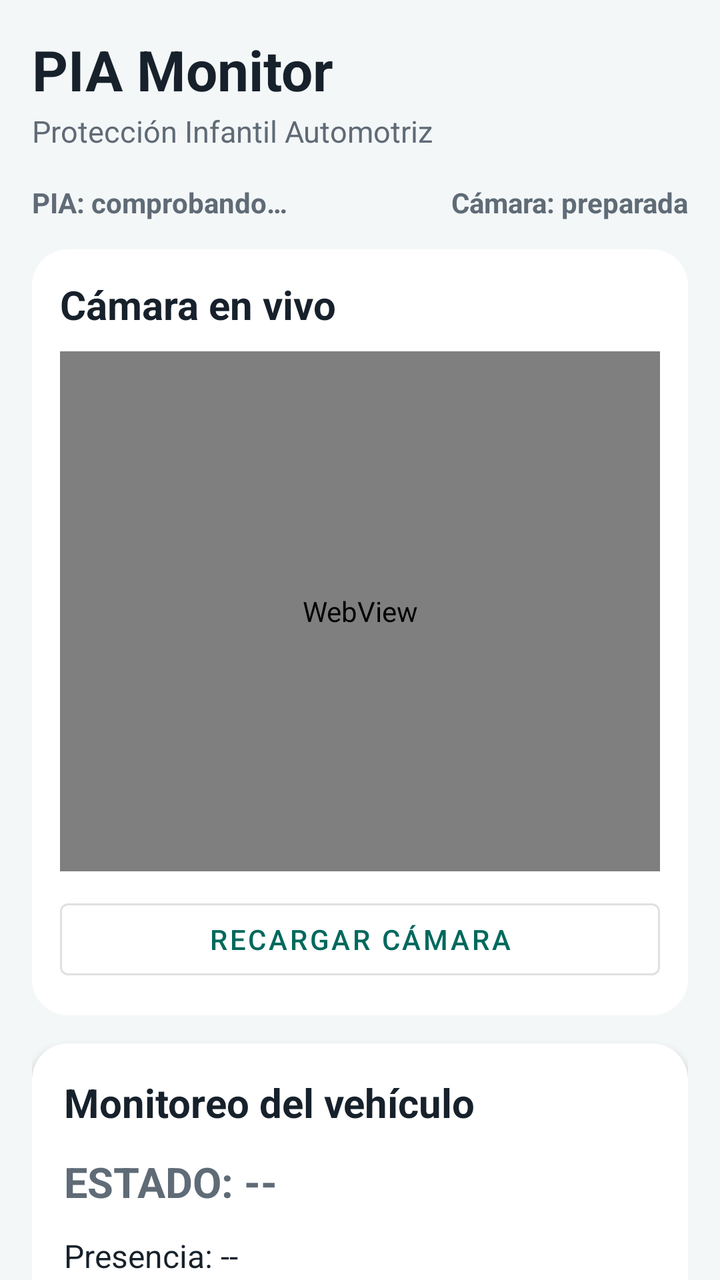
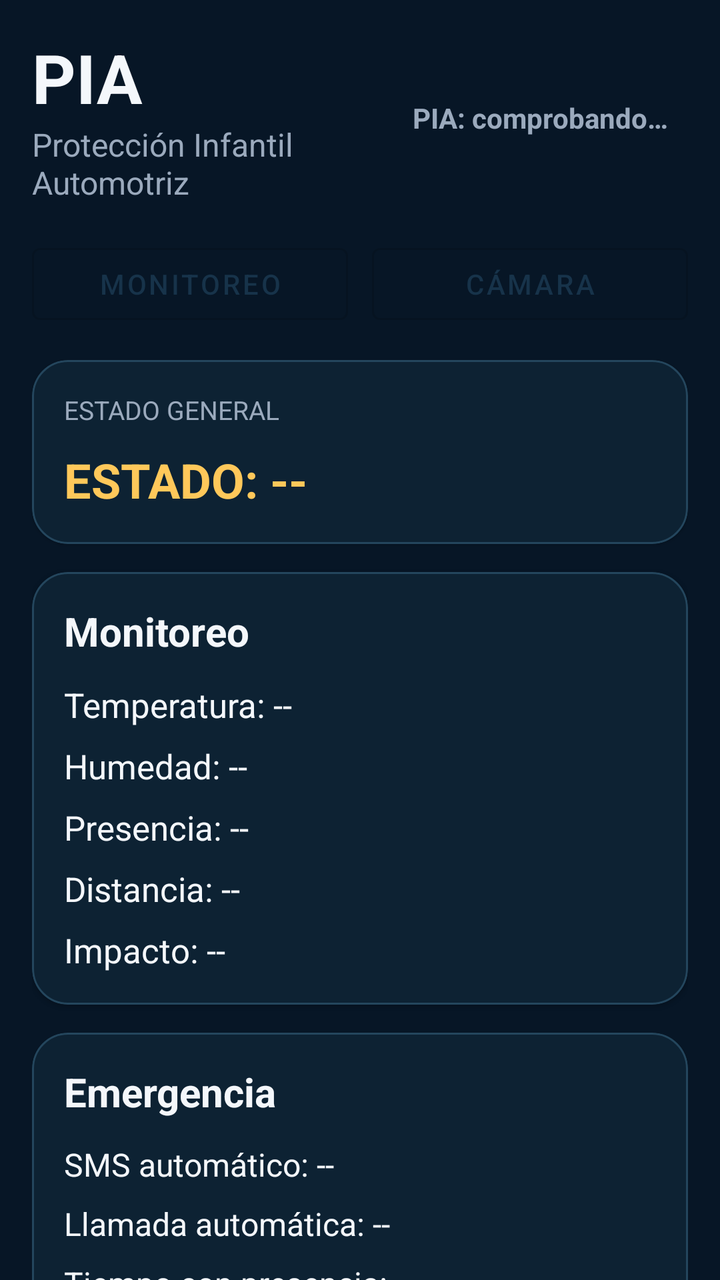

The first picture is an Android layout as it rendered before a commit; the second is the same layout after the commit. The layout source and the unified diff follow.
<!-- AndroidManifest.xml: application theme Theme.PIAMonitor -->
<!-- res/layout/activity_main.xml -->
<?xml version="1.0" encoding="utf-8"?>
<androidx.core.widget.NestedScrollView xmlns:android="http://schemas.android.com/apk/res/android"
    xmlns:app="http://schemas.android.com/apk/res-auto"
    android:layout_width="match_parent"
    android:layout_height="match_parent"
    android:background="@color/pia_background"
    android:fillViewport="true">

    <LinearLayout
        android:layout_width="match_parent"
        android:layout_height="wrap_content"
        android:orientation="vertical"
        android:padding="16dp">

        <TextView
            android:layout_width="wrap_content"
            android:layout_height="wrap_content"
            android:text="@string/app_name"
            android:textColor="@color/pia_text"
            android:textSize="28sp"
            android:textStyle="bold" />

        <TextView
            android:layout_width="wrap_content"
            android:layout_height="wrap_content"
            android:layout_marginTop="2dp"
            android:text="@string/app_subtitle"
            android:textColor="@color/pia_muted"
            android:textSize="15sp" />

        <LinearLayout
            android:layout_width="match_parent"
            android:layout_height="wrap_content"
            android:layout_marginTop="16dp"
            android:orientation="horizontal">

            <TextView
                android:id="@+id/tvPiaConnection"
                android:layout_width="0dp"
                android:layout_height="wrap_content"
                android:layout_weight="1"
                android:text="PIA: comprobando…"
                android:textColor="@color/pia_muted"
                android:textStyle="bold" />

            <TextView
                android:id="@+id/tvCameraConnection"
                android:layout_width="0dp"
                android:layout_height="wrap_content"
                android:layout_weight="1"
                android:gravity="end"
                android:text="Cámara: preparada"
                android:textColor="@color/pia_muted"
                android:textStyle="bold" />
        </LinearLayout>

        <com.google.android.material.card.MaterialCardView
            android:layout_width="match_parent"
            android:layout_height="wrap_content"
            android:layout_marginTop="14dp"
            app:cardCornerRadius="18dp"
            app:cardElevation="2dp">

            <LinearLayout
                android:layout_width="match_parent"
                android:layout_height="wrap_content"
                android:orientation="vertical"
                android:padding="14dp">

                <TextView
                    android:layout_width="wrap_content"
                    android:layout_height="wrap_content"
                    android:text="@string/camera_title"
                    android:textColor="@color/pia_text"
                    android:textSize="20sp"
                    android:textStyle="bold" />

                <WebView
                    android:id="@+id/webCamera"
                    android:layout_width="match_parent"
                    android:layout_height="260dp"
                    android:layout_marginTop="10dp"
                    android:background="#101010" />

                <com.google.android.material.button.MaterialButton
                    android:id="@+id/btnReloadCamera"
                    style="@style/Widget.MaterialComponents.Button.OutlinedButton"
                    android:layout_width="match_parent"
                    android:layout_height="wrap_content"
                    android:layout_marginTop="10dp"
                    android:text="@string/camera_reload" />
            </LinearLayout>
        </com.google.android.material.card.MaterialCardView>

        <com.google.android.material.card.MaterialCardView
            android:layout_width="match_parent"
            android:layout_height="wrap_content"
            android:layout_marginTop="14dp"
            app:cardCornerRadius="18dp"
            app:cardElevation="2dp">

            <LinearLayout
                android:layout_width="match_parent"
                android:layout_height="wrap_content"
                android:orientation="vertical"
                android:padding="16dp">

                <TextView
                    android:layout_width="wrap_content"
                    android:layout_height="wrap_content"
                    android:text="@string/status_title"
                    android:textColor="@color/pia_text"
                    android:textSize="20sp"
                    android:textStyle="bold" />

                <TextView
                    android:id="@+id/tvGeneralState"
                    android:layout_width="match_parent"
                    android:layout_height="wrap_content"
                    android:layout_marginTop="12dp"
                    android:text="ESTADO: --"
                    android:textColor="@color/pia_muted"
                    android:textSize="21sp"
                    android:textStyle="bold" />

                <TextView
                    android:id="@+id/tvPresence"
                    android:layout_width="match_parent"
                    android:layout_height="wrap_content"
                    android:layout_marginTop="12dp"
                    android:text="Presencia: --"
                    android:textColor="@color/pia_text"
                    android:textSize="16sp" />

                <TextView
                    android:id="@+id/tvDistance"
                    android:layout_width="match_parent"
                    android:layout_height="wrap_content"
                    android:layout_marginTop="8dp"
                    android:text="Distancia: --"
                    android:textColor="@color/pia_text"
                    android:textSize="16sp" />

                <TextView
                    android:id="@+id/tvTemperature"
                    android:layout_width="match_parent"
                    android:layout_height="wrap_content"
                    android:layout_marginTop="8dp"
                    android:text="Temperatura: --"
                    android:textColor="@color/pia_text"
                    android:textSize="16sp" />

                <TextView
                    android:id="@+id/tvHumidity"
                    android:layout_width="match_parent"
                    android:layout_height="wrap_content"
                    android:layout_marginTop="8dp"
                    android:text="Humedad: --"
                    android:textColor="@color/pia_text"
                    android:textSize="16sp" />

                <TextView
                    android:id="@+id/tvImpact"
                    android:layout_width="match_parent"
                    android:layout_height="wrap_content"
                    android:layout_marginTop="8dp"
                    android:text="Impacto: --"
                    android:textColor="@color/pia_text"
                    android:textSize="16sp" />

                <TextView
                    android:id="@+id/tvSms"
                    android:layout_width="match_parent"
                    android:layout_height="wrap_content"
                    android:layout_marginTop="8dp"
                    android:text="SMS automático: --"
                    android:textColor="@color/pia_text"
                    android:textSize="16sp" />

                <TextView
                    android:id="@+id/tvCall"
                    android:layout_width="match_parent"
                    android:layout_height="wrap_content"
                    android:layout_marginTop="8dp"
                    android:text="Llamada automática: --"
                    android:textColor="@color/pia_text"
                    android:textSize="16sp" />

                <TextView
                    android:id="@+id/tvPresenceTime"
                    android:layout_width="match_parent"
                    android:layout_height="wrap_content"
                    android:layout_marginTop="8dp"
                    android:text="Tiempo con presencia: --"
                    android:textColor="@color/pia_text"
                    android:textSize="16sp" />

                <TextView
                    android:id="@+id/tvCallCountdown"
                    android:layout_width="match_parent"
                    android:layout_height="wrap_content"
                    android:layout_marginTop="8dp"
                    android:text="Llamada automática en: --"
                    android:textColor="@color/pia_text"
                    android:textSize="16sp" />

                <TextView
                    android:id="@+id/tvNetworkInfo"
                    android:layout_width="match_parent"
                    android:layout_height="wrap_content"
                    android:layout_marginTop="12dp"
                    android:text="Red PIA: --"
                    android:textColor="@color/pia_muted"
                    android:textSize="13sp" />
            </LinearLayout>
        </com.google.android.material.card.MaterialCardView>

        <com.google.android.material.card.MaterialCardView
            android:layout_width="match_parent"
            android:layout_height="wrap_content"
            android:layout_marginTop="14dp"
            app:cardCornerRadius="18dp"
            app:cardElevation="2dp">

            <LinearLayout
                android:layout_width="match_parent"
                android:layout_height="wrap_content"
                android:orientation="vertical"
                android:padding="14dp">

                <LinearLayout
                    android:layout_width="match_parent"
                    android:layout_height="wrap_content"
                    android:orientation="horizontal">

                    <com.google.android.material.button.MaterialButton
                        android:id="@+id/btnSendSms"
                        android:layout_width="0dp"
                        android:layout_height="wrap_content"
                        android:layout_marginEnd="6dp"
                        android:layout_weight="1"
                        android:text="@string/send_sms" />

                    <com.google.android.material.button.MaterialButton
                        android:id="@+id/btnCall"
                        android:layout_width="0dp"
                        android:layout_height="wrap_content"
                        android:layout_marginStart="6dp"
                        android:layout_weight="1"
                        android:text="@string/call" />
                </LinearLayout>

                <com.google.android.material.button.MaterialButton
                    android:id="@+id/btnReset"
                    style="@style/Widget.MaterialComponents.Button.OutlinedButton"
                    android:layout_width="match_parent"
                    android:layout_height="wrap_content"
                    android:layout_marginTop="8dp"
                    android:text="@string/reset_alerts" />

                <com.google.android.material.button.MaterialButton
                    android:id="@+id/btnSettings"
                    style="@style/Widget.MaterialComponents.Button.TextButton"
                    android:layout_width="match_parent"
                    android:layout_height="wrap_content"
                    android:layout_marginTop="4dp"
                    android:text="@string/settings" />
            </LinearLayout>
        </com.google.android.material.card.MaterialCardView>

    </LinearLayout>
</androidx.core.widget.NestedScrollView>
<!-- resources referenced by this layout -->
<resources>
  <color name="pia_background">#F4F7F8</color>
  <color name="pia_muted">#5F6B76</color>
  <color name="pia_text">#17212B</color>
  <string name="app_name">PIA Monitor</string>
  <string name="app_subtitle">Protección Infantil Automotriz</string>
  <string name="call">Llamar</string>
  <string name="camera_reload">Recargar cámara</string>
  <string name="camera_title">Cámara en vivo</string>
  <string name="reset_alerts">Reiniciar alertas</string>
  <string name="send_sms">Enviar SMS</string>
  <string name="settings">Configuración</string>
  <string name="status_title">Monitoreo del vehículo</string>
  <style name="Theme.PIAMonitor" parent="Theme.MaterialComponents.DayNight.NoActionBar">
          <item name="colorPrimary">@color/pia_primary</item>
          <item name="colorPrimaryVariant">@color/pia_primary_dark</item>
          <item name="colorSecondary">@color/pia_secondary</item>
          <item name="android:statusBarColor">@color/pia_primary_dark</item>
          <item name="android:navigationBarColor">@color/pia_surface</item>
          <item name="android:windowLightStatusBar">false</item>
          <item name="android:windowBackground">@color/pia_background</item>
      </style>
  <color name="pia_primary">#00695C</color>
  <color name="pia_primary_dark">#004D40</color>
  <color name="pia_secondary">#0277BD</color>
  <color name="pia_surface">#FFFFFF</color>
</resources>

<!-- the commit's change to res/layout/activity_main.xml (unified diff, before → after) -->
@@ -1,272 +1,155 @@
 <?xml version="1.0" encoding="utf-8"?>
 <androidx.core.widget.NestedScrollView xmlns:android="http://schemas.android.com/apk/res/android"
     xmlns:app="http://schemas.android.com/apk/res-auto"
-    android:layout_width="match_parent"
-    android:layout_height="match_parent"
-    android:background="@color/pia_background"
-    android:fillViewport="true">
+    android:layout_width="match_parent" android:layout_height="match_parent"
+    android:background="@color/pia_background" android:fillViewport="true">
+    <LinearLayout android:layout_width="match_parent" android:layout_height="wrap_content"
+        android:orientation="vertical" android:padding="16dp">
 
-    <LinearLayout
-        android:layout_width="match_parent"
-        android:layout_height="wrap_content"
-        android:orientation="vertical"
-        android:padding="16dp">
-
-        <TextView
-            android:layout_width="wrap_content"
-            android:layout_height="wrap_content"
-            android:text="@string/app_name"
-            android:textColor="@color/pia_text"
-            android:textSize="28sp"
-            android:textStyle="bold" />
-
-        <TextView
-            android:layout_width="wrap_content"
-            android:layout_height="wrap_content"
-            android:layout_marginTop="2dp"
-            android:text="@string/app_subtitle"
-            android:textColor="@color/pia_muted"
-            android:textSize="15sp" />
-
-        <LinearLayout
-            android:layout_width="match_parent"
-            android:layout_height="wrap_content"
-            android:layout_marginTop="16dp"
-            android:orientation="horizontal">
-
-            <TextView
-                android:id="@+id/tvPiaConnection"
-                android:layout_width="0dp"
-                android:layout_height="wrap_content"
-                android:layout_weight="1"
-                android:text="PIA: comprobando…"
-                android:textColor="@color/pia_muted"
-                android:textStyle="bold" />
-
-            <TextView
-                android:id="@+id/tvCameraConnection"
-                android:layout_width="0dp"
-                android:layout_height="wrap_content"
-                android:layout_weight="1"
-                android:gravity="end"
-                android:text="Cámara: preparada"
-                android:textColor="@color/pia_muted"
-                android:textStyle="bold" />
+        <LinearLayout android:layout_width="match_parent" android:layout_height="wrap_content"
+            android:gravity="center_vertical" android:orientation="horizontal">
+            <LinearLayout android:layout_width="0dp" android:layout_height="wrap_content"
+                android:layout_weight="1" android:orientation="vertical">
+                <TextView android:layout_width="wrap_content" android:layout_height="wrap_content"
+                    android:text="PIA" android:textColor="@color/pia_text" android:textSize="34sp" android:textStyle="bold"/>
+                <TextView android:layout_width="wrap_content" android:layout_height="wrap_content"
+                    android:text="@string/app_subtitle" android:textColor="@color/pia_muted" android:textSize="16sp"/>
+            </LinearLayout>
+            <TextView android:id="@+id/tvPiaConnection" android:layout_width="wrap_content"
+                android:layout_height="wrap_content" android:padding="10dp"
+                android:text="PIA: comprobando…" android:textColor="@color/pia_muted" android:textStyle="bold"/>
         </LinearLayout>
 
-        <com.google.android.material.card.MaterialCardView
-            android:layout_width="match_parent"
-            android:layout_height="wrap_content"
-            android:layout_marginTop="14dp"
-            app:cardCornerRadius="18dp"
-            app:cardElevation="2dp">
+        <LinearLayout android:layout_width="match_parent" android:layout_height="wrap_content"
+            android:layout_marginTop="16dp" android:orientation="horizontal">
+            <com.google.android.material.button.MaterialButton android:id="@+id/btnTabMonitor"
+                style="@style/Widget.MaterialComponents.Button.OutlinedButton"
+                android:layout_width="0dp" android:layout_height="wrap_content" android:layout_weight="1"
+                android:layout_marginEnd="6dp" android:text="MONITOREO"/>
+            <com.google.android.material.button.MaterialButton android:id="@+id/btnTabCamera"
+                style="@style/Widget.MaterialComponents.Button.OutlinedButton"
+                android:layout_width="0dp" android:layout_height="wrap_content" android:layout_weight="1"
+                android:layout_marginStart="6dp" android:text="CÁMARA"/>
+        </LinearLayout>
 
-            <LinearLayout
-                android:layout_width="match_parent"
-                android:layout_height="wrap_content"
-                android:orientation="vertical"
-                android:padding="14dp">
+        <LinearLayout android:id="@+id/monitorContainer" android:layout_width="match_parent"
+            android:layout_height="wrap_content" android:orientation="vertical">
 
-                <TextView
-                    android:layout_width="wrap_content"
-                    android:layout_height="wrap_content"
-                    android:text="@string/camera_title"
-                    android:textColor="@color/pia_text"
-                    android:textSize="20sp"
-                    android:textStyle="bold" />
+            <com.google.android.material.card.MaterialCardView android:layout_width="match_parent"
+                android:layout_height="wrap_content" android:layout_marginTop="14dp"
+                app:cardBackgroundColor="@color/pia_surface" app:cardCornerRadius="18dp"
+                app:strokeColor="@color/pia_border" app:strokeWidth="1dp">
+                <LinearLayout android:layout_width="match_parent" android:layout_height="wrap_content"
+                    android:orientation="vertical" android:padding="16dp">
+                    <TextView android:layout_width="wrap_content" android:layout_height="wrap_content"
+                        android:text="ESTADO GENERAL" android:textColor="@color/pia_muted" android:textSize="13sp"/>
+                    <TextView android:id="@+id/tvGeneralState" android:layout_width="match_parent"
+                        android:layout_height="wrap_content" android:layout_marginTop="10dp"
+                        android:text="ESTADO: --" android:textColor="@color/pia_warning"
+                        android:textSize="24sp" android:textStyle="bold"/>
+                </LinearLayout>
+            </com.google.android.material.card.MaterialCardView>
 
-                <WebView
-                    android:id="@+id/webCamera"
-                    android:layout_width="match_parent"
-                    android:layout_height="260dp"
-                    android:layout_marginTop="10dp"
-                    android:background="#101010" />
+            <com.google.android.material.card.MaterialCardView android:layout_width="match_parent"
+                android:layout_height="wrap_content" android:layout_marginTop="14dp"
+                app:cardBackgroundColor="@color/pia_surface" app:cardCornerRadius="18dp"
+                app:strokeColor="@color/pia_border" app:strokeWidth="1dp">
+                <LinearLayout android:layout_width="match_parent" android:layout_height="wrap_content"
+                    android:orientation="vertical" android:padding="16dp">
+                    <TextView android:layout_width="wrap_content" android:layout_height="wrap_content"
+                        android:text="Monitoreo" android:textColor="@color/pia_text" android:textSize="20sp" android:textStyle="bold"/>
+                    <TextView android:id="@+id/tvTemperature" android:layout_width="match_parent" android:layout_height="wrap_content"
+                        android:layout_marginTop="12dp" android:text="Temperatura: --" android:textColor="@color/pia_text" android:textSize="17sp"/>
+                    <TextView android:id="@+id/tvHumidity" android:layout_width="match_parent" android:layout_height="wrap_content"
+                        android:layout_marginTop="8dp" android:text="Humedad: --" android:textColor="@color/pia_text" android:textSize="17sp"/>
+                    <TextView android:id="@+id/tvPresence" android:layout_width="match_parent" android:layout_height="wrap_content"
+                        android:layout_marginTop="8dp" android:text="Presencia: --" android:textColor="@color/pia_text" android:textSize="17sp"/>
+                    <TextView android:id="@+id/tvDistance" android:layout_width="match_parent" android:layout_height="wrap_content"
+                        android:layout_marginTop="8dp" android:text="Distancia: --" android:textColor="@color/pia_text" android:textSize="17sp"/>
+                    <TextView android:id="@+id/tvImpact" android:layout_width="match_parent" android:layout_height="wrap_content"
+                        android:layout_marginTop="8dp" android:text="Impacto: --" android:textColor="@color/pia_text" android:textSize="17sp"/>
+                </LinearLayout>
+            </com.google.android.material.card.MaterialCardView>
 
-                <com.google.android.material.button.MaterialButton
-                    android:id="@+id/btnReloadCamera"
-                    style="@style/Widget.MaterialComponents.Button.OutlinedButton"
-                    android:layout_width="match_parent"
-                    android:layout_height="wrap_content"
-                    android:layout_marginTop="10dp"
-                    android:text="@string/camera_reload" />
-            </LinearLayout>
-        </com.google.android.material.card.MaterialCardView>
+            <com.google.android.material.card.MaterialCardView android:layout_width="match_parent"
+                android:layout_height="wrap_content" android:layout_marginTop="14dp"
+                app:cardBackgroundColor="@color/pia_surface" app:cardCornerRadius="18dp"
+                app:strokeColor="@color/pia_border" app:strokeWidth="1dp">
+                <LinearLayout android:layout_width="match_parent" android:layout_height="wrap_content"
+                    android:orientation="vertical" android:padding="16dp">
+                    <TextView android:layout_width="wrap_content" android:layout_height="wrap_content"
+                        android:text="Emergencia" android:textColor="@color/pia_text" android:textSize="20sp" android:textStyle="bold"/>
+                    <TextView android:id="@+id/tvSms" android:layout_width="match_parent" android:layout_height="wrap_content"
+                        android:layout_marginTop="12dp" android:text="SMS automático: --" android:textColor="@color/pia_text" android:textSize="16sp"/>
+                    <TextView android:id="@+id/tvCall" android:layout_width="match_parent" android:layout_height="wrap_content"
+                        android:layout_marginTop="8dp" android:text="Llamada automática: --" android:textColor="@color/pia_text" android:textSize="16sp"/>
+                    <TextView android:id="@+id/tvPresenceTime" android:layout_width="match_parent" android:layout_height="wrap_content"
+                        android:layout_marginTop="8dp" android:text="Tiempo con presencia: --" android:textColor="@color/pia_text" android:textSize="16sp"/>
+                    <TextView android:id="@+id/tvCallCountdown" android:layout_width="match_parent" android:layout_height="wrap_content"
+                        android:layout_marginTop="8dp" android:text="Llamada automática en: --" android:textColor="@color/pia_text" android:textSize="16sp"/>
+                </LinearLayout>
+            </com.google.android.material.card.MaterialCardView>
 
-        <com.google.android.material.card.MaterialCardView
-            android:layout_width="match_parent"
-            android:layout_height="wrap_content"
-            android:layout_marginTop="14dp"
-            app:cardCornerRadius="18dp"
-            app:cardElevation="2dp">
+            <com.google.android.material.card.MaterialCardView android:layout_width="match_parent"
+                android:layout_height="wrap_content" android:layout_marginTop="14dp"
+                app:cardBackgroundColor="@color/pia_surface" app:cardCornerRadius="18dp"
+                app:strokeColor="@color/pia_border" app:strokeWidth="1dp">
+                <LinearLayout android:layout_width="match_parent" android:layout_height="wrap_content"
+                    android:orientation="vertical" android:padding="14dp">
+                    <TextView android:layout_width="wrap_content" android:layout_height="wrap_content"
+                        android:text="Control" android:textColor="@color/pia_text" android:textSize="20sp" android:textStyle="bold"/>
+                    <TextView android:id="@+id/tvNetworkInfo" android:layout_width="match_parent" android:layout_height="wrap_content"
+                        android:layout_marginTop="10dp" android:text="Red PIA: --" android:textColor="@color/pia_muted" android:textSize="13sp"/>
+                    <com.google.android.material.button.MaterialButton android:id="@+id/btnSendSms"
+                        android:layout_width="match_parent" android:layout_height="wrap_content"
+                        android:layout_marginTop="12dp" android:text="@string/send_sms"/>
+                    <com.google.android.material.button.MaterialButton android:id="@+id/btnCall"
+                        android:layout_width="match_parent" android:layout_height="wrap_content"
+                        android:layout_marginTop="8dp" android:text="@string/call"/>
+                    <com.google.android.material.button.MaterialButton android:id="@+id/btnReset"
+                        style="@style/Widget.MaterialComponents.Button.OutlinedButton"
+                        android:layout_width="match_parent" android:layout_height="wrap_content"
+                        android:layout_marginTop="8dp" android:text="@string/reset_alerts"/>
+                    <com.google.android.material.button.MaterialButton android:id="@+id/btnSettings"
+                        style="@style/Widget.MaterialComponents.Button.TextButton"
+                        android:layout_width="match_parent" android:layout_height="wrap_content"
+                        android:layout_marginTop="4dp" android:text="@string/settings"/>
+                </LinearLayout>
+            </com.google.android.material.card.MaterialCardView>
+        </LinearLayout>
 
-            <LinearLayout
-                android:layout_width="match_parent"
-                android:layout_height="wrap_content"
-                android:orientation="vertical"
-                android:padding="16dp">
-
-                <TextView
-                    android:layout_width="wrap_content"
-                    android:layout_height="wrap_content"
-                    android:text="@string/status_title"
-                    android:textColor="@color/pia_text"
-                    android:textSize="20sp"
-                    android:textStyle="bold" />
-
-                <TextView
-                    android:id="@+id/tvGeneralState"
-                    android:layout_width="match_parent"
-                    android:layout_height="wrap_content"
-                    android:layout_marginTop="12dp"
-                    android:text="ESTADO: --"
-                    android:textColor="@color/pia_muted"
-                    android:textSize="21sp"
-                    android:textStyle="bold" />
-
-                <TextView
-                    android:id="@+id/tvPresence"
-                    android:layout_width="match_parent"
-                    android:layout_height="wrap_content"
-                    android:layout_marginTop="12dp"
-                    android:text="Presencia: --"
-                    android:textColor="@color/pia_text"
-                    android:textSize="16sp" />
-
-                <TextView
-                    android:id="@+id/tvDistance"
-                    android:layout_width="match_parent"
-                    android:layout_height="wrap_content"
-                    android:layout_marginTop="8dp"
-                    android:text="Distancia: --"
-                    android:textColor="@color/pia_text"
-                    android:textSize="16sp" />
-
-                <TextView
-                    android:id="@+id/tvTemperature"
-                    android:layout_width="match_parent"
-                    android:layout_height="wrap_content"
-                    android:layout_marginTop="8dp"
-                    android:text="Temperatura: --"
-                    android:textColor="@color/pia_text"
-                    android:textSize="16sp" />
-
-                <TextView
-                    android:id="@+id/tvHumidity"
-                    android:layout_width="match_parent"
-                    android:layout_height="wrap_content"
-                    android:layout_marginTop="8dp"
-                    android:text="Humedad: --"
-                    android:textColor="@color/pia_text"
-                    android:textSize="16sp" />
-
-                <TextView
-                    android:id="@+id/tvImpact"
-                    android:layout_width="match_parent"
-                    android:layout_height="wrap_content"
-                    android:layout_marginTop="8dp"
-                    android:text="Impacto: --"
-                    android:textColor="@color/pia_text"
-                    android:textSize="16sp" />
-
-                <TextView
-                    android:id="@+id/tvSms"
-                    android:layout_width="match_parent"
-                    android:layout_height="wrap_content"
-                    android:layout_marginTop="8dp"
-                    android:text="SMS automático: --"
-                    android:textColor="@color/pia_text"
-                    android:textSize="16sp" />
-
-                <TextView
-                    android:id="@+id/tvCall"
-                    android:layout_width="match_parent"
-                    android:layout_height="wrap_content"
-                    android:layout_marginTop="8dp"
-                    android:text="Llamada automática: --"
-                    android:textColor="@color/pia_text"
-                    android:textSize="16sp" />
-
-                <TextView
-                    android:id="@+id/tvPresenceTime"
-                    android:layout_width="match_parent"
-                    android:layout_height="wrap_content"
-                    android:layout_marginTop="8dp"
-                    android:text="Tiempo con presencia: --"
-                    android:textColor="@color/pia_text"
-                    android:textSize="16sp" />
-
-                <TextView
-                    android:id="@+id/tvCallCountdown"
-                    android:layout_width="match_parent"
-                    android:layout_height="wrap_content"
-                    android:layout_marginTop="8dp"
-                    android:text="Llamada automática en: --"
-                    android:textColor="@color/pia_text"
-                    android:textSize="16sp" />
-
-                <TextView
-                    android:id="@+id/tvNetworkInfo"
-                    android:layout_width="match_parent"
-                    android:layout_height="wrap_content"
-                    android:layout_marginTop="12dp"
-                    android:text="Red PIA: --"
-                    android:textColor="@color/pia_muted"
-                    android:textSize="13sp" />
-            </LinearLayout>
-        </com.google.android.material.card.MaterialCardView>
-
-        <com.google.android.material.card.MaterialCardView
-            android:layout_width="match_parent"
-            android:layout_height="wrap_content"
-            android:layout_marginTop="14dp"
-            app:cardCornerRadius="18dp"
-            app:cardElevation="2dp">
-
-            <LinearLayout
-                android:layout_width="match_parent"
-                android:layout_height="wrap_content"
-                android:orientation="vertical"
-                android:padding="14dp">
-
-                <LinearLayout
-                    android:layout_width="match_parent"
-                    android:layout_height="wrap_content"
-                    android:orientation="horizontal">
-
-                    <com.google.android.material.button.MaterialButton
-                        android:id="@+id/btnSendSms"
-                        android:layout_width="0dp"
-                        android:layout_height="wrap_content"
-                        android:layout_marginEnd="6dp"
-                        android:layout_weight="1"
-                        android:text="@string/send_sms" />
-
-                    <com.google.android.material.button.MaterialButton
-                        android:id="@+id/btnCall"
-                        android:layout_width="0dp"
-                        android:layout_height="wrap_content"
-                        android:layout_marginStart="6dp"
-                        android:layout_weight="1"
-                        android:text="@string/call" />
+        <LinearLayout android:id="@+id/cameraContainer" android:layout_width="match_parent"
+            android:layout_height="wrap_content" android:orientation="vertical" android:visibility="gone">
+            <com.google.android.material.card.MaterialCardView android:layout_width="match_parent"
+                android:layout_height="wrap_content" android:layout_marginTop="14dp"
+                app:cardBackgroundColor="@color/pia_surface" app:cardCornerRadius="18dp"
+                app:strokeColor="@color/pia_border" app:strokeWidth="1dp">
+                <LinearLayout android:layout_width="match_parent" android:layout_height="wrap_content"
+                    android:orientation="vertical" android:padding="14dp">
+                    <TextView android:layout_width="wrap_content" android:layout_height="wrap_content"
+                        android:text="CÁMARA EN VIVO" android:textColor="@color/pia_text"
+                        android:textSize="22sp" android:textStyle="bold"/>
+                    <TextView android:layout_width="match_parent" android:layout_height="wrap_content"
+                        android:layout_marginTop="6dp"
+                        android:text="Supervisión visual del vehículo · ESP32-CAM"
+                        android:textColor="@color/pia_muted" android:textSize="14sp"/>
+                    <TextView android:id="@+id/tvCameraConnection" android:layout_width="match_parent"
+                        android:layout_height="wrap_content" android:layout_marginTop="12dp"
+                        android:text="Cámara: preparada" android:textColor="@color/pia_muted" android:textStyle="bold"/>
+                    <WebView android:id="@+id/webCamera" android:layout_width="match_parent"
+                        android:layout_height="360dp" android:layout_marginTop="12dp" android:background="#000000"/>
+                    <com.google.android.material.button.MaterialButton android:id="@+id/btnReloadCamera"
+                        android:layout_width="match_parent" android:layout_height="wrap_content"
+                        android:layout_marginTop="12dp" android:text="RECARGAR VIDEO"/>
+                    <com.google.android.material.button.MaterialButton android:id="@+id/btnOpenCameraBrowser"
+                        android:layout_width="match_parent" android:layout_height="wrap_content"
+                        android:layout_marginTop="8dp" android:text="ABRIR VIDEO EN NAVEGADOR"/>
+                    <com.google.android.material.button.MaterialButton android:id="@+id/btnCameraSettings"
+                        style="@style/Widget.MaterialComponents.Button.OutlinedButton"
+                        android:layout_width="match_parent" android:layout_height="wrap_content"
+                        android:layout_marginTop="8dp" android:text="CONFIGURACIÓN DE CÁMARA"/>
                 </LinearLayout>
-
-                <com.google.android.material.button.MaterialButton
-                    android:id="@+id/btnReset"
-                    style="@style/Widget.MaterialComponents.Button.OutlinedButton"
-                    android:layout_width="match_parent"
-                    android:layout_height="wrap_content"
-                    android:layout_marginTop="8dp"
-                    android:text="@string/reset_alerts" />
-
-                <com.google.android.material.button.MaterialButton
-                    android:id="@+id/btnSettings"
-                    style="@style/Widget.MaterialComponents.Button.TextButton"
-                    android:layout_width="match_parent"
-                    android:layout_height="wrap_content"
-                    android:layout_marginTop="4dp"
-                    android:text="@string/settings" />
-            </LinearLayout>
-        </com.google.android.material.card.MaterialCardView>
-
+            </com.google.android.material.card.MaterialCardView>
+        </LinearLayout>
     </LinearLayout>
 </androidx.core.widget.NestedScrollView>
<!-- resource entries referenced after the edit -->
@@ -1,17 +1,16 @@
 <!-- resources referenced by this layout -->
 <resources>
-  <color name="pia_background">#F4F7F8</color>
-  <color name="pia_muted">#5F6B76</color>
-  <color name="pia_text">#17212B</color>
-  <string name="app_name">PIA Monitor</string>
+  <color name="pia_background">#071626</color>
+  <color name="pia_border">#24465D</color>
+  <color name="pia_muted">#9BAABD</color>
+  <color name="pia_surface">#0D2233</color>
+  <color name="pia_text">#F4F7FB</color>
+  <color name="pia_warning">#FFC85A</color>
   <string name="app_subtitle">Protección Infantil Automotriz</string>
   <string name="call">Llamar</string>
-  <string name="camera_reload">Recargar cámara</string>
-  <string name="camera_title">Cámara en vivo</string>
   <string name="reset_alerts">Reiniciar alertas</string>
   <string name="send_sms">Enviar SMS</string>
   <string name="settings">Configuración</string>
-  <string name="status_title">Monitoreo del vehículo</string>
   <style name="Theme.PIAMonitor" parent="Theme.MaterialComponents.DayNight.NoActionBar">
           <item name="colorPrimary">@color/pia_primary</item>
           <item name="colorPrimaryVariant">@color/pia_primary_dark</item>
@@ -21,9 +20,8 @@
           <item name="android:windowLightStatusBar">false</item>
           <item name="android:windowBackground">@color/pia_background</item>
       </style>
-  <color name="pia_primary">#00695C</color>
-  <color name="pia_primary_dark">#004D40</color>
-  <color name="pia_secondary">#0277BD</color>
-  <color name="pia_surface">#FFFFFF</color>
+  <color name="pia_primary">#17334A</color>
+  <color name="pia_primary_dark">#071626</color>
+  <color name="pia_secondary">#35D39A</color>
 </resources>
 
